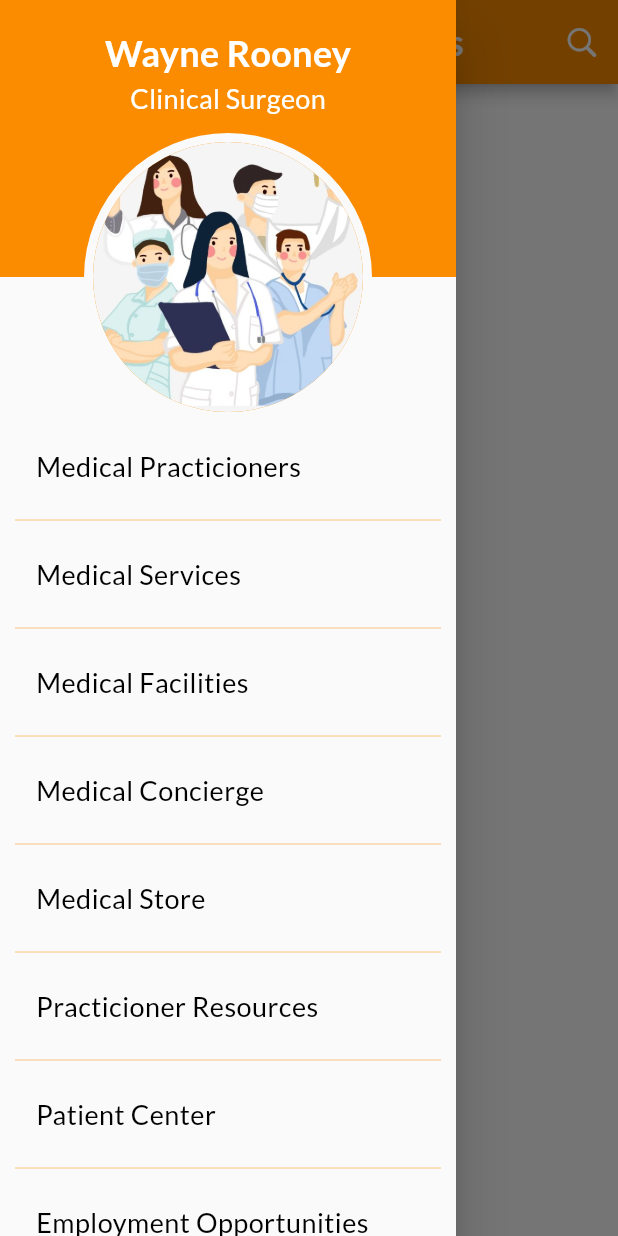
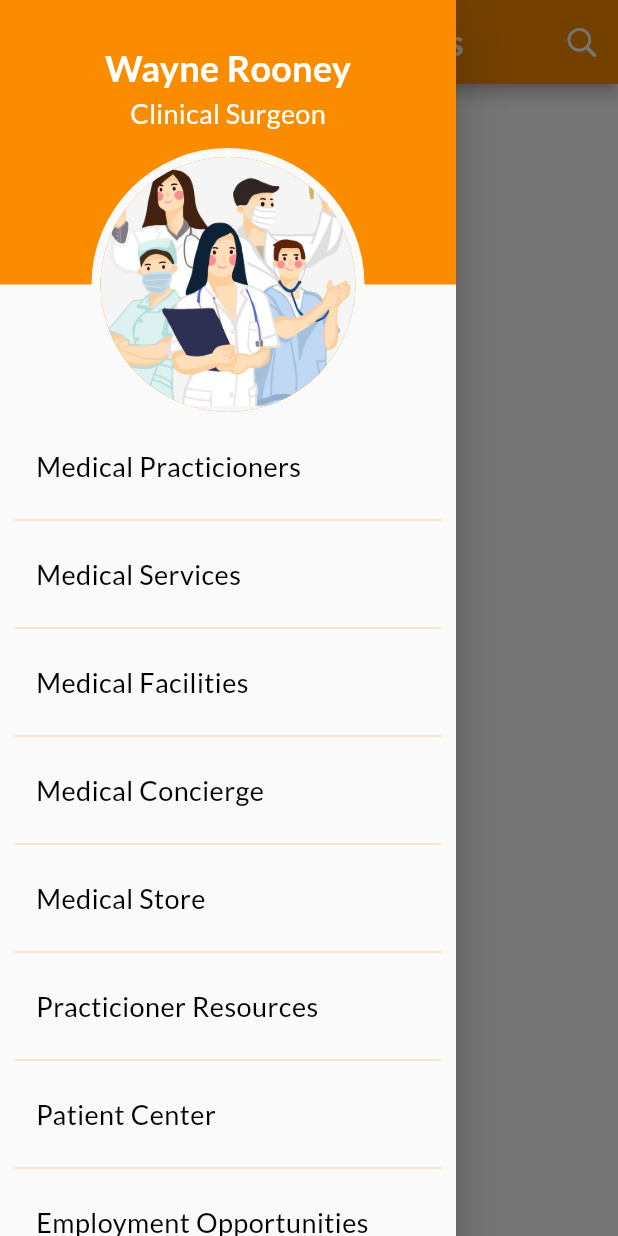
Before and after one commit to CarltonK/doctors_of_kenya, a Flutter app: the HomeScreen screen opened directly, with the side drawer open, on a phone screen of 412 x 824 dp. Run offline on Flutter 3.47's test engine with Material 2 defaults, Android fonts, the phone set to English and light mode, and no system bars; our stand-ins replace cached_network_image, firebase_core, flutter_spinkit, google_fonts; accounts and stored records are empty.

Commit message:
decreased header margin

```diff
--- a/lib/widgets/app_drawer.dart
+++ b/lib/widgets/app_drawer.dart
@@ -3,7 +3,7 @@ import 'package:doctors_of_kenya/utilities/utilities.dart';
 import 'package:flutter/material.dart';
 
 class AppDrawer extends StatelessWidget {
-  static const double avatarRadius = 90;
+  static const double avatarRadius = 85;
   static const double titleBottomMargin = (avatarRadius * 2) + 18;
 
   @override
@@ -131,7 +131,7 @@ class AppDrawer extends StatelessWidget {
 
 class ListItem extends StatelessWidget {
   final String title;
-  final Function onTap;
+  final GestureTapCallback onTap;
 
   const ListItem({
     Key key,
@@ -155,7 +155,7 @@ class ListItem extends StatelessWidget {
           },
         ),
         Divider(
-          color: Theme.of(context).accentColor.withOpacity(0.5),
+          color: Theme.of(context).accentColor.withOpacity(0.4),
           indent: 2,
           endIndent: 2,
         ),
```
